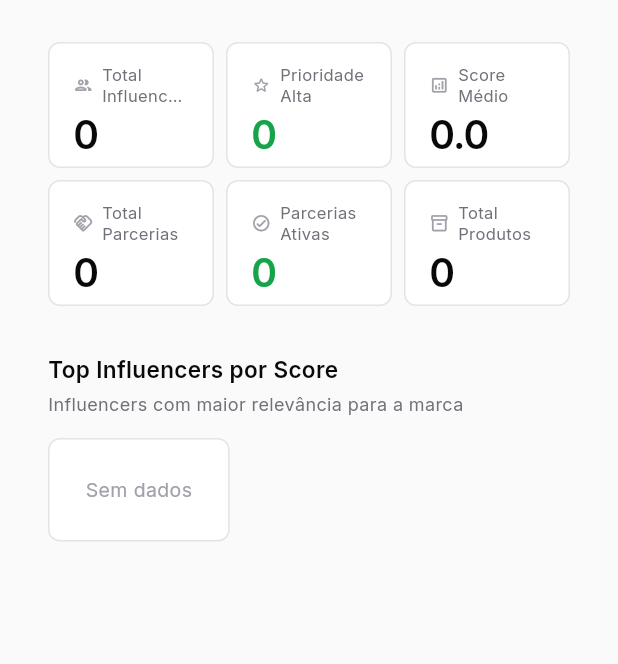
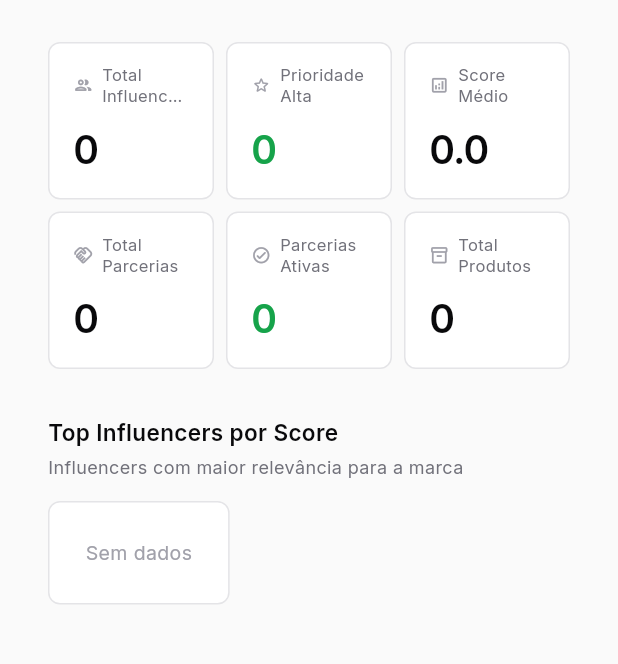
Before and after one commit to P-Correa/masderm-portal, a Flutter app: the DashboardScreen widget shown alone on an empty page, opened directly, on a phone screen of 412 x 824 dp, the part 81-745 px from its top. Run offline on Flutter 3.47's test engine with Material 3 defaults, Android fonts, the phone set to English and light mode, and no system bars; our stand-ins replace csv, google_fonts, shared_preferences; accounts and stored records are empty.

Commit message:
dashboard: increase stat cards by 25% (700px wide, 105px tall)
Co-Authored-By: Claude Sonnet 4.6 <noreply@anthropic.com>

```diff
--- a/lib/screens/dashboard_screen.dart
+++ b/lib/screens/dashboard_screen.dart
@@ -42,7 +42,7 @@ class DashboardScreen extends StatelessWidget {
 
           // Stats grid
           SizedBox(
-            width: 560,
+            width: 700,
             child: GridView.builder(
               shrinkWrap: true,
               physics: const NeverScrollableScrollPhysics(),
@@ -51,7 +51,7 @@ class DashboardScreen extends StatelessWidget {
                 crossAxisCount: 3,
                 crossAxisSpacing: 8,
                 mainAxisSpacing: 8,
-                mainAxisExtent: 84,
+                mainAxisExtent: 105,
               ),
               itemCount: 6,
               itemBuilder: (_, i) => [
```
